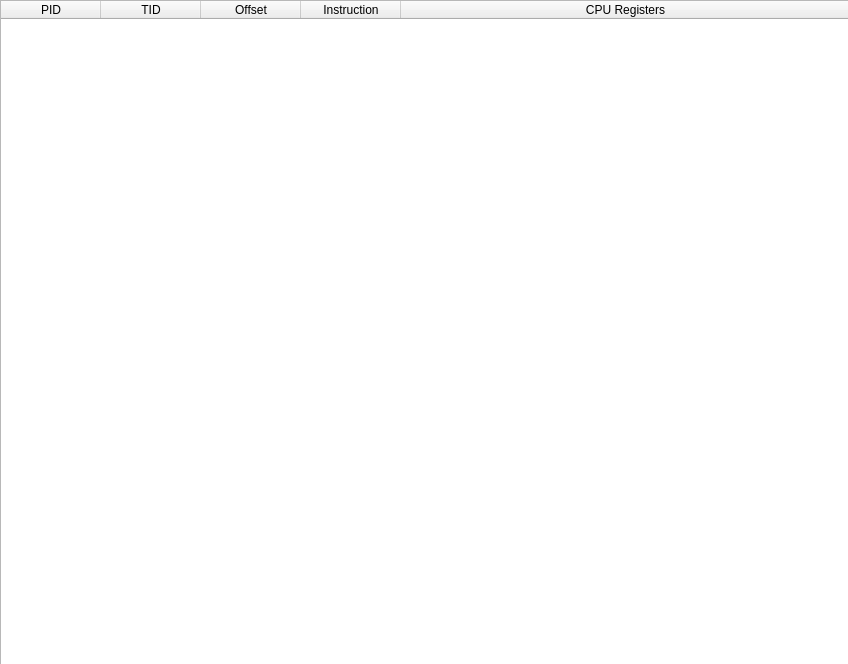
Old version of the form qtNanomite/qtDLGTrace.ui in the repository zer0fl4g/Nanomite.
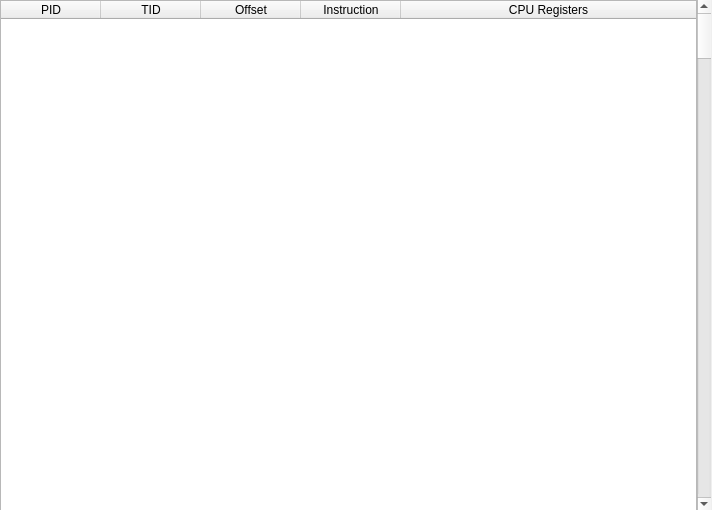
New version of the form. Icons and pictures are not drawn.

Commit message: - added clean up of trace data if normal debugging continues - added scrollbar to tracer gui - fixed some paddings - fixed collabse of scrollbars

```diff
--- a/qtNanomite/qtDLGTrace.ui
+++ b/qtNanomite/qtDLGTrace.ui
@@ -6,8 +6,8 @@
    <rect>
     <x>0</x>
     <y>0</y>
-    <width>848</width>
-    <height>664</height>
+    <width>712</width>
+    <height>510</height>
    </rect>
   </property>
   <property name="windowTitle">
@@ -22,11 +22,14 @@
     <rect>
      <x>0</x>
      <y>0</y>
-     <width>851</width>
-     <height>671</height>
+     <width>711</width>
+     <height>511</height>
     </rect>
    </property>
-   <layout class="QVBoxLayout" name="verticalLayout">
+   <layout class="QHBoxLayout" name="horizontalLayout">
+    <property name="spacing">
+     <number>0</number>
+    </property>
     <item>
      <widget class="QTableWidget" name="tblTraceLog">
       <property name="editTriggers">
@@ -42,13 +45,13 @@
        <bool>false</bool>
       </attribute>
       <attribute name="verticalHeaderDefaultSectionSize">
-       <number>15</number>
+       <number>12</number>
       </attribute>
       <attribute name="verticalHeaderHighlightSections">
        <bool>false</bool>
       </attribute>
       <attribute name="verticalHeaderMinimumSectionSize">
-       <number>15</number>
+       <number>12</number>
       </attribute>
       <column>
        <property name="text">
@@ -77,6 +80,19 @@
       </column>
      </widget>
     </item>
+    <item>
+     <widget class="QScrollBar" name="scrollTrace">
+      <property name="sizePolicy">
+       <sizepolicy hsizetype="Fixed" vsizetype="Minimum">
+        <horstretch>0</horstretch>
+        <verstretch>0</verstretch>
+       </sizepolicy>
+      </property>
+      <property name="orientation">
+       <enum>Qt::Vertical</enum>
+      </property>
+     </widget>
+    </item>
    </layout>
   </widget>
  </widget>
```
Left out of the diff: 2 changed lines with no effect on the pictures. The commit also changes 5 other files.
